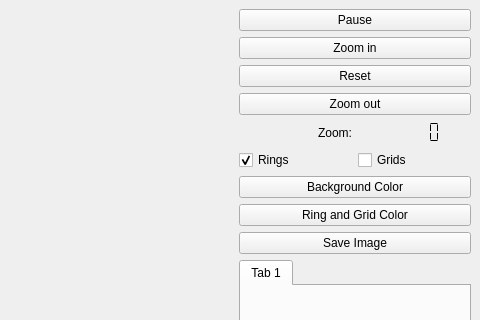
First picture: the form in CP2PPI/CP2PPI.ui, repository QtWorks/cp2, before the edit; both pictures show x 742 to 1222 and y 0 to 320 of the 1222 by 836 pixel window.
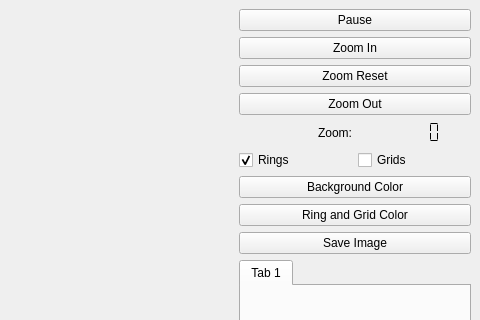
Second picture: the form after the edit. Custom widgets are drawn as their Qt base class.

Patch:
```diff
--- a/CP2PPI/CP2PPI.ui
+++ b/CP2PPI/CP2PPI.ui
@@ -201,7 +201,7 @@
           </size>
          </property>
          <property name="text" >
-          <string>Zoom in</string>
+          <string>Zoom In</string>
          </property>
         </widget>
        </item>
@@ -222,7 +222,7 @@
           </size>
          </property>
          <property name="text" >
-          <string>Reset</string>
+          <string>Zoom Reset</string>
          </property>
         </widget>
        </item>
@@ -243,7 +243,7 @@
           </size>
          </property>
          <property name="text" >
-          <string>Zoom out</string>
+          <string>Zoom Out</string>
          </property>
         </widget>
        </item>
@@ -591,16 +591,16 @@
   </layout>
  </widget>
  <customwidgets>
-  <customwidget>
-   <class>ColorBar</class>
-   <extends>QWidget</extends>
-   <header>ColorBar.h</header>
-  </customwidget>
   <customwidget>
    <class>PPI</class>
    <extends>QWidget</extends>
    <header>PPI.h</header>
   </customwidget>
+  <customwidget>
+   <class>ColorBar</class>
+   <extends>QWidget</extends>
+   <header>ColorBar.h</header>
+  </customwidget>
  </customwidgets>
  <resources/>
  <connections/>
```
